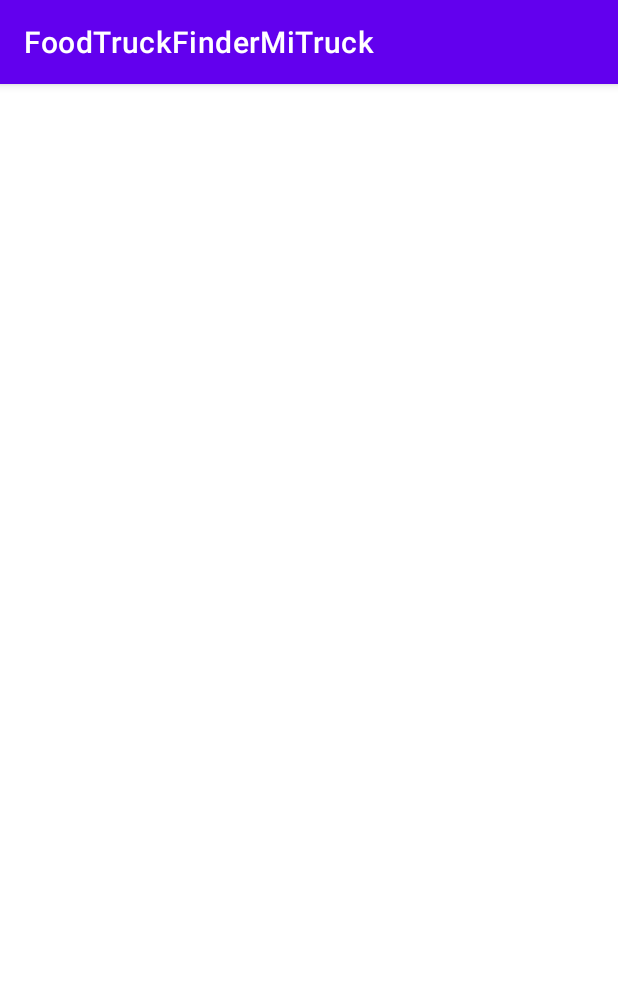
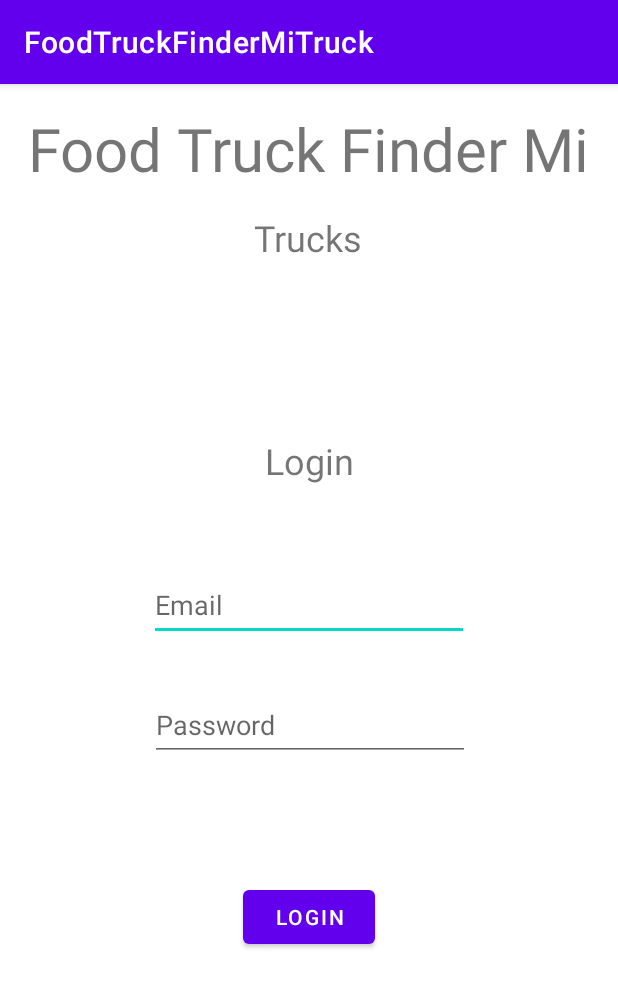
Before and after one commit to AlexanderCova/FoodTruckFinderMITruckAndroid, an Android app: the LoginActivity screen opened directly, with no data from a screen before it, on a phone screen of 412 x 824 dp. Shown: the top 987 px of the screen. Run offline under Robolectric (Android 15) with nearby library versions, the light colour scheme and no system bars; libraries missing offline, so code that uses them is left out: com.github.kittinunf.fuel.

Commit message:
added login auth for trucks

```diff
--- a/FoodTruckFinderMiTruck/app/src/main/java/com/foodtruckfindermi/truck/LoginActivity.kt
+++ b/FoodTruckFinderMiTruck/app/src/main/java/com/foodtruckfindermi/truck/LoginActivity.kt
@@ -1,11 +1,36 @@
 package com.foodtruckfindermi.truck
 
+import android.content.Intent
 import androidx.appcompat.app.AppCompatActivity
 import android.os.Bundle
+import android.view.View
+import android.widget.Button
+import android.widget.EditText
+import com.github.kittinunf.fuel.Fuel
 
 class LoginActivity : AppCompatActivity() {
     override fun onCreate(savedInstanceState: Bundle?) {
         super.onCreate(savedInstanceState)
         setContentView(R.layout.activity_login)
+
+        val emailEdit = findViewById<EditText>(R.id.emailLoginEdit)
+        val passwordEdit = findViewById<EditText>(R.id.passwordEditLogin)
+        val loginButton = findViewById<Button>(R.id.loginButtonConfirm)
+
+        loginButton.setOnClickListener {
+            Fuel.get("https://foodtruckfindermi.com/truck_auth?email=${emailEdit.text}&password=${passwordEdit.text}&type=LOGIN")
+                .response { _request, _response, result ->
+
+                    val (bytes) = result
+                    if (bytes != null) {
+                        var loginResult = "call ${String(bytes)}"
+
+                        if (loginResult.equals("call true")) {
+                            val intent = Intent(this, TruckActivity::class.java)
+                            startActivity(intent)
+                        }
+                    }
+                }
+        }
     }
 }
--- a/FoodTruckFinderMiTruck/app/src/main/java/com/foodtruckfindermi/truck/SignupActivity.kt
+++ b/FoodTruckFinderMiTruck/app/src/main/java/com/foodtruckfindermi/truck/SignupActivity.kt
@@ -14,7 +14,7 @@ class SignupActivity : AppCompatActivity() {
         setContentView(R.layout.activity_signup)
 
         val signupButton = findViewById<Button>(R.id.signupButtonConfirm)
-        val nameEdit = findViewById<EditText>(R.id.truckNameEditText)
+        val nameEdit = findViewById<EditText>(R.id.truckNameEdit)
         val emailEdit = findViewById<EditText>(R.id.emailEdit)
         val passwordEdit = findViewById<EditText>(R.id.editPassword)
 
--- a/FoodTruckFinderMiTruck/app/src/main/res/layout/activity_login.xml
+++ b/FoodTruckFinderMiTruck/app/src/main/res/layout/activity_login.xml
@@ -6,4 +6,77 @@
     android:layout_height="match_parent"
     tools:context=".LoginActivity">
 
+    <TextView
+        android:id="@+id/loginTitle"
+        android:layout_width="wrap_content"
+        android:layout_height="wrap_content"
+        android:layout_marginTop="16dp"
+        android:text="@string/title_text"
+        android:textSize="40sp"
+        app:layout_constraintEnd_toEndOf="parent"
+        app:layout_constraintStart_toStartOf="parent"
+        app:layout_constraintTop_toTopOf="parent" />
+
+    <TextView
+        android:id="@+id/truckText"
+        android:layout_width="wrap_content"
+        android:layout_height="wrap_content"
+        android:layout_marginTop="16dp"
+        android:text="@string/trucks"
+        android:textSize="24sp"
+        app:layout_constraintEnd_toEndOf="parent"
+        app:layout_constraintHorizontal_bias="0.498"
+        app:layout_constraintStart_toStartOf="parent"
+        app:layout_constraintTop_toBottomOf="@+id/loginTitle" />
+
+    <TextView
+        android:id="@+id/loginText"
+        android:layout_width="wrap_content"
+        android:layout_height="wrap_content"
+        android:layout_marginTop="116dp"
+        android:text="@string/login"
+        android:textSize="24sp"
+        app:layout_constraintEnd_toEndOf="parent"
+        app:layout_constraintStart_toStartOf="parent"
+        app:layout_constraintTop_toBottomOf="@+id/truckText" />
+
+    <EditText
+        android:id="@+id/emailLoginEdit"
+        android:layout_width="wrap_content"
+        android:layout_height="wrap_content"
+        android:layout_marginTop="56dp"
+        android:ems="10"
+        android:hint="@string/email_hint"
+        android:inputType="textEmailAddress"
+        android:minHeight="48dp"
+        app:layout_constraintEnd_toEndOf="parent"
+        app:layout_constraintStart_toStartOf="parent"
+        app:layout_constraintTop_toBottomOf="@+id/loginText"
+        android:autofillHints="" />
+
+    <EditText
+        android:id="@+id/passwordEditLogin"
+        android:layout_width="wrap_content"
+        android:layout_height="wrap_content"
+        android:layout_marginTop="32dp"
+        android:autofillHints=""
+        android:ems="10"
+        android:hint="@string/password_hint"
+        android:inputType="textPassword"
+        android:minHeight="48dp"
+        app:layout_constraintEnd_toEndOf="parent"
+        app:layout_constraintHorizontal_bias="0.502"
+        app:layout_constraintStart_toStartOf="parent"
+        app:layout_constraintTop_toBottomOf="@+id/emailLoginEdit"
+        tools:ignore="TextContrastCheck" />
+
+    <Button
+        android:id="@+id/loginButtonConfirm"
+        android:layout_width="wrap_content"
+        android:layout_height="wrap_content"
+        android:layout_marginTop="80dp"
+        android:text="@string/login"
+        app:layout_constraintEnd_toEndOf="parent"
+        app:layout_constraintStart_toStartOf="parent"
+        app:layout_constraintTop_toBottomOf="@+id/passwordEditLogin" />
 </androidx.constraintlayout.widget.ConstraintLayout>
--- a/FoodTruckFinderMiTruck/app/src/main/res/layout/activity_signup.xml
+++ b/FoodTruckFinderMiTruck/app/src/main/res/layout/activity_signup.xml
@@ -44,7 +44,7 @@
         app:layout_constraintEnd_toEndOf="parent"
         app:layout_constraintHorizontal_bias="0.497"
         app:layout_constraintStart_toStartOf="parent"
-        app:layout_constraintTop_toBottomOf="@+id/truckNameEditText" />
+        app:layout_constraintTop_toBottomOf="@+id/truckNameEdit" />
 
     <EditText
         android:id="@+id/editPassword"
@@ -71,7 +71,8 @@
         app:layout_constraintEnd_toEndOf="parent"
         app:layout_constraintHorizontal_bias="0.498"
         app:layout_constraintStart_toStartOf="parent"
-        app:layout_constraintTop_toBottomOf="@+id/editPassword" />
+        app:layout_constraintTop_toBottomOf="@+id/editPassword"
+        tools:ignore="DuplicateSpeakableTextCheck" />
 
     <Spinner
         android:id="@+id/foodSpinner"
@@ -85,7 +86,7 @@
         tools:ignore="SpeakableTextPresentCheck" />
 
     <EditText
-        android:id="@+id/truckNameEditText"
+        android:id="@+id/truckNameEdit"
         android:layout_width="wrap_content"
         android:layout_height="wrap_content"
         android:layout_marginTop="148dp"
@@ -110,4 +111,16 @@
         app:layout_constraintHorizontal_bias="0.875"
         app:layout_constraintStart_toStartOf="parent"
         app:layout_constraintTop_toBottomOf="@+id/emailEdit" />
+
+    <TextView
+        android:id="@+id/signupTextView"
+        android:layout_width="wrap_content"
+        android:layout_height="wrap_content"
+        android:layout_marginBottom="56dp"
+        android:text="@string/signup_hint"
+        android:textSize="24sp"
+        app:layout_constraintBottom_toTopOf="@+id/truckNameEdit"
+        app:layout_constraintEnd_toEndOf="parent"
+        app:layout_constraintHorizontal_bias="0.497"
+        app:layout_constraintStart_toStartOf="parent" />
 </androidx.constraintlayout.widget.ConstraintLayout>
--- a/FoodTruckFinderMiTruck/app/src/main/res/values/strings.xml
+++ b/FoodTruckFinderMiTruck/app/src/main/res/values/strings.xml
@@ -7,6 +7,7 @@
     <string name="foodtype_spinner">FoodType:</string>
     <string name="truck_name_hint">Truck Name</string>
     <string name="password_hint">Password</string>
+    <string name="login">Login</string>
 
 
     <string-array name="FoodTypes">
```
